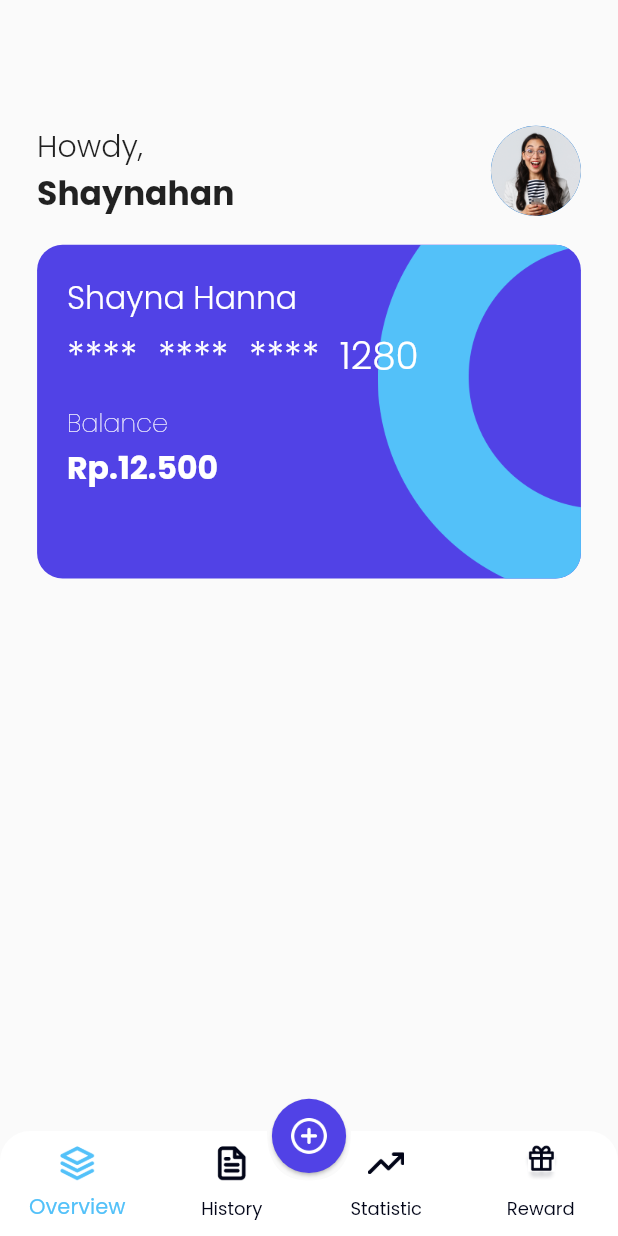
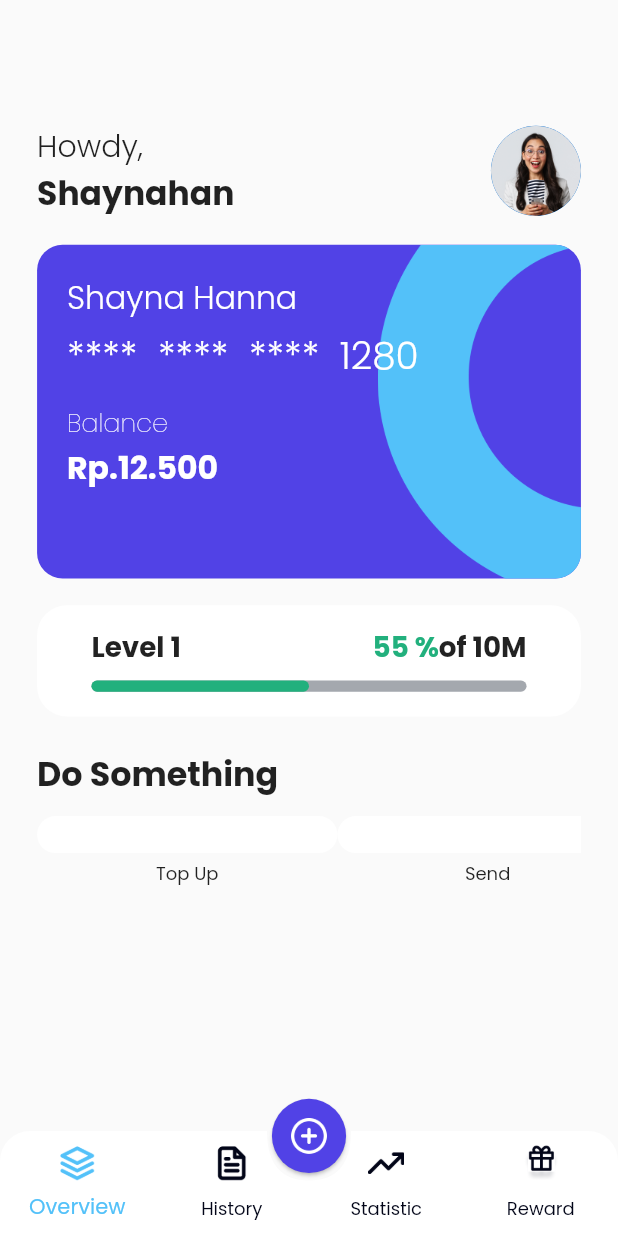
Before and after one commit to ramafaizz12/e-wallet-app, a Flutter app: the HomePage screen opened directly, on a phone screen of 412 x 824 dp. Run offline on Flutter 3.47's test engine with Material 2 defaults, Android fonts, the light colour scheme and no system bars; drawn by our look-alikes of percent_indicator; our stand-ins replace bloc, carousel_slider, flutter_bloc, google_fonts.

Commit message:
Menbuat Progress Card

```diff
--- a/lib/shared/Theme.dart
+++ b/lib/shared/Theme.dart
@@ -9,4 +9,5 @@ Color fontcolor = const Color(0xff14193F);
 Color fontcolorgrey = const Color(0xffa4a8ae);
 Color bluecolor = const Color(0xff5142E6);
 Color birumuda = const Color(0xff53C1F9);
+Color green = const Color(0xff22B07D);
 final TextStyle textpoppins = GoogleFonts.poppins();
--- a/lib/ui/pages/Overviewpage.dart
+++ b/lib/ui/pages/Overviewpage.dart
@@ -8,37 +8,25 @@ class Overviewpage extends StatelessWidget {
     return LayoutBuilder(
       builder: (p0, p1) => Column(
         children: [
-          Row(
-            mainAxisAlignment: MainAxisAlignment.spaceBetween,
-            children: [
-              Column(
-                crossAxisAlignment: CrossAxisAlignment.start,
-                children: [
-                  Text(
-                    "Howdy,",
-                    style: textpoppins.copyWith(
-                        fontWeight: FontWeight.w300, fontSize: 20),
-                  ),
-                  Text(
-                    "Shaynahan",
-                    style: textpoppins.copyWith(
-                        fontWeight: FontWeight.bold, fontSize: 22),
-                  )
-                ],
-              ),
-              CircleAvatar(
-                radius: 30,
-                backgroundImage: AssetImage('assets/profile.png'),
-              ),
-            ],
-          ),
+          const Profile(),
           SizedBox(
             height: p1.maxHeight * 0.024,
           ),
           Containercard(
             width: p1.maxWidth,
             height: p1.maxHeight * 0.3,
-          )
+          ),
+          SizedBox(
+            height: p1.maxHeight * 0.024,
+          ),
+          ContainerProgress(width: p1.maxWidth, height: p1.maxHeight * 0.1),
+          SizedBox(
+            height: p1.maxHeight * 0.03,
+          ),
+          SizedBox(
+              width: p1.maxWidth,
+              height: p1.maxHeight * 0.3,
+              child: const MenuOverview())
         ],
       ),
     );
--- /dev/null
+++ b/lib/ui/widgets/ContainerMenuoverview.dart
@@ -0,0 +1,27 @@
+part of 'widgets.dart';
+
+class ContainerMenuOverview extends StatelessWidget {
+  final String gambar;
+  final String text;
+  const ContainerMenuOverview(
+      {super.key, required this.gambar, required this.text});
+
+  @override
+  Widget build(BuildContext context) {
+    return Column(
+      children: [
+        Container(
+          width: MediaQuery.of(context).size.width,
+          height: MediaQuery.of(context).size.height * 0.03,
+          decoration: BoxDecoration(
+              borderRadius: BorderRadius.circular(20), color: whitecolor),
+        ),
+        const SizedBox(height: 5),
+        Text(
+          text,
+          style: textpoppins.copyWith(fontSize: 12),
+        )
+      ],
+    );
+  }
+}
--- /dev/null
+++ b/lib/ui/widgets/ContainerProgress.dart
@@ -0,0 +1,69 @@
+part of 'widgets.dart';
+
+class ContainerProgress extends StatelessWidget {
+  final double width;
+  final double height;
+  const ContainerProgress(
+      {super.key, required this.width, required this.height});
+
+  @override
+  Widget build(BuildContext context) {
+    return Container(
+        width: width,
+        height: height,
+        decoration: BoxDecoration(
+            borderRadius: BorderRadius.circular(20), color: whitecolor),
+        child: LayoutBuilder(
+          builder: (context, p1) => Padding(
+            padding: EdgeInsets.only(
+                left: p1.maxWidth * 0.1,
+                right: p1.maxWidth * 0.1,
+                top: p1.maxHeight * 0.2),
+            child: Column(
+              children: [
+                Row(
+                  mainAxisAlignment: MainAxisAlignment.spaceBetween,
+                  children: [
+                    Text(
+                      "Level 1",
+                      style: textpoppins.copyWith(
+                          fontSize: p1.maxHeight * 0.25,
+                          fontWeight: FontWeight.bold),
+                    ),
+                    Row(
+                      children: [
+                        Text(
+                          "55 %",
+                          style: textpoppins.copyWith(
+                              fontWeight: FontWeight.bold,
+                              color: green,
+                              fontSize: p1.maxHeight * 0.25),
+                        ),
+                        Text(
+                          "of 10M",
+                          style: textpoppins.copyWith(
+                              fontSize: p1.maxHeight * 0.25,
+                              fontWeight: FontWeight.bold),
+                        )
+                      ],
+                    )
+                  ],
+                ),
+                SizedBox(
+                  height: p1.maxHeight * 0.1,
+                ),
+                LinearPercentIndicator(
+                  padding: const EdgeInsets.symmetric(horizontal: 0),
+                  width: p1.maxWidth * 0.8,
+                  barRadius: const Radius.circular(20),
+                  lineHeight: p1.maxHeight * 0.1,
+                  percent: 0.5,
+                  backgroundColor: fontcolorgrey,
+                  progressColor: green,
+                ),
+              ],
+            ),
+          ),
+        ));
+  }
+}
--- /dev/null
+++ b/lib/ui/widgets/MenuOverviewPage.dart
@@ -0,0 +1,47 @@
+part of 'widgets.dart';
+
+class MenuOverview extends StatelessWidget {
+  const MenuOverview({super.key});
+
+  @override
+  Widget build(BuildContext context) {
+    List<String> gambar = [
+      'assets/topup.png',
+      'assets/send.png',
+      'assets/wd.png',
+      'assets/more.png'
+    ];
+    List<String> namamenu = ['Top Up', 'Send', 'Withdraw', 'More'];
+    return LayoutBuilder(
+      builder: (context, p1) => Column(
+        mainAxisAlignment: MainAxisAlignment.start,
+        crossAxisAlignment: CrossAxisAlignment.start,
+        children: [
+          Text(
+            "Do Something",
+            style: textpoppins.copyWith(
+                fontWeight: FontWeight.bold, fontSize: p1.maxHeight * 0.1),
+          ),
+          SizedBox(
+            height: p1.maxHeight * 0.05,
+          ),
+          SizedBox(
+            width: p1.maxWidth,
+            height: p1.maxHeight * 0.3,
+            child: GridView.builder(
+              itemCount: namamenu.length,
+              scrollDirection: Axis.horizontal,
+              gridDelegate: const SliverGridDelegateWithFixedCrossAxisCount(
+                  // mainAxisSpacing: 1.0,
+                  // crossAxisSpacing: 1.0,
+                  crossAxisCount: 1,
+                  childAspectRatio: (5 / 15)),
+              itemBuilder: (context, index) => ContainerMenuOverview(
+                  gambar: gambar[index], text: namamenu[index]),
+            ),
+          )
+        ],
+      ),
+    );
+  }
+}
--- /dev/null
+++ b/lib/ui/widgets/Profile.dart
@@ -0,0 +1,33 @@
+part of 'widgets.dart';
+
+class Profile extends StatelessWidget {
+  const Profile({super.key});
+
+  @override
+  Widget build(BuildContext context) {
+    return Row(
+      mainAxisAlignment: MainAxisAlignment.spaceBetween,
+      children: [
+        Column(
+          crossAxisAlignment: CrossAxisAlignment.start,
+          children: [
+            Text(
+              "Howdy,",
+              style: textpoppins.copyWith(
+                  fontWeight: FontWeight.w300, fontSize: 20),
+            ),
+            Text(
+              "Shaynahan",
+              style: textpoppins.copyWith(
+                  fontWeight: FontWeight.bold, fontSize: 22),
+            )
+          ],
+        ),
+        const CircleAvatar(
+          radius: 30,
+          backgroundImage: AssetImage('assets/profile.png'),
+        ),
+      ],
+    );
+  }
+}
--- a/lib/ui/widgets/widgets.dart
+++ b/lib/ui/widgets/widgets.dart
@@ -1,16 +1,20 @@
 import 'package:carousel_slider/carousel_controller.dart';
 import 'package:ewalletapp/ui/pages/pages.dart';
 import 'package:flutter/material.dart';
-import 'package:flutter/src/widgets/framework.dart';
-import 'package:flutter/src/widgets/placeholder.dart';
+
 import 'package:flutter_bloc/flutter_bloc.dart';
+import 'package:percent_indicator/linear_percent_indicator.dart';
 
 import '../../bloc/CounterBloc/counter_bloc.dart';
 import '../../shared/Theme.dart';
 part 'Containerkecil.dart';
 part 'Buttonutama.dart';
+part 'ContainerProgress.dart';
 part 'Textinput.dart';
+part 'ContainerMenuoverview.dart';
+part 'MenuOverviewPage.dart';
 part 'ContainerOnboarding.dart';
 part 'Bottomnavbar.dart';
+part 'Profile.dart';
 part 'ContainerTambahHomepage.dart';
 part 'Containercard.dart';
--- a/pubspec.yaml
+++ b/pubspec.yaml
@@ -35,6 +35,7 @@ dependencies:
     sdk: flutter
   flutter_bloc: ^8.1.3
   google_fonts: ^4.0.0
+  percent_indicator: ^4.2.3
 
 dev_dependencies:
   flutter_lints: ^2.0.0
```
Also changed, not shown: assets/more.png (added), assets/send.png (added), assets/topup.png (added), assets/wd.png (added), pubspec.lock, 1 other file.
